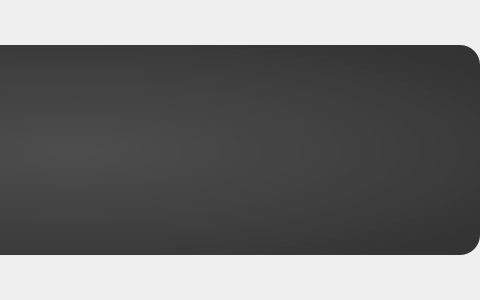
EmilianoAnaya/Spotify-Visualizer, file frontend/templates/visualizer_song.ui: the form before one commit; both pictures show x 635 to 1115 and y 0 to 300 of the 1115 by 300 pixel window.
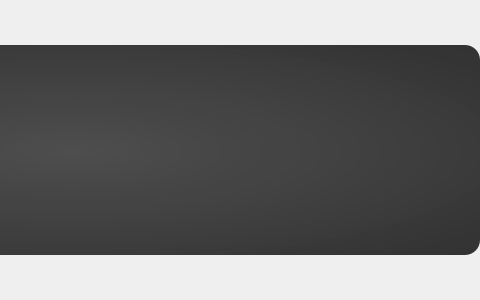
The form after the commit. Icons and pictures are not drawn.

Commit message: Added an animation transition for the songs.

Patch:
```diff
--- a/frontend/templates/visualizer_song.ui
+++ b/frontend/templates/visualizer_song.ui
@@ -111,7 +111,7 @@
       <property name="minimumSize">
        <size>
         <width>815</width>
-        <height>210</height>
+        <height>0</height>
        </size>
       </property>
       <property name="maximumSize">
@@ -145,13 +145,25 @@
        </property>
        <item>
         <widget class="QWidget" name="widget_InfoSong" native="true">
+         <property name="minimumSize">
+          <size>
+           <width>815</width>
+           <height>210</height>
+          </size>
+         </property>
+         <property name="maximumSize">
+          <size>
+           <width>0</width>
+           <height>210</height>
+          </size>
+         </property>
          <property name="styleSheet">
           <string notr="true">#widget_InfoSong{
 	/*background-color: qradialgradient(spread:pad, cx:0.5, cy:0.5, radius:2, fx:0.499963, fy:0.506, stop:0 rgba(1, 1, 1, 173), stop:1 rgba(111, 111, 111, 255));*/
 	
 	background-color: qradialgradient(spread:pad, cx:0.5, cy:0.5, radius:2, fx:0.499963, fy:0.506, stop:0 rgba(1, 1, 1, 173), stop:1 rgba(0, 0, 0, 255));
-	border-top-right-radius: 20px;
-	border-bottom-right-radius: 20px;
+	border-top-right-radius: 15px;
+	border-bottom-right-radius: 15px;
 }
 
 #label_SongName{
```
Left out of the diff: 6 changed lines with no effect on the pictures. The commit also changes 3 other files.
